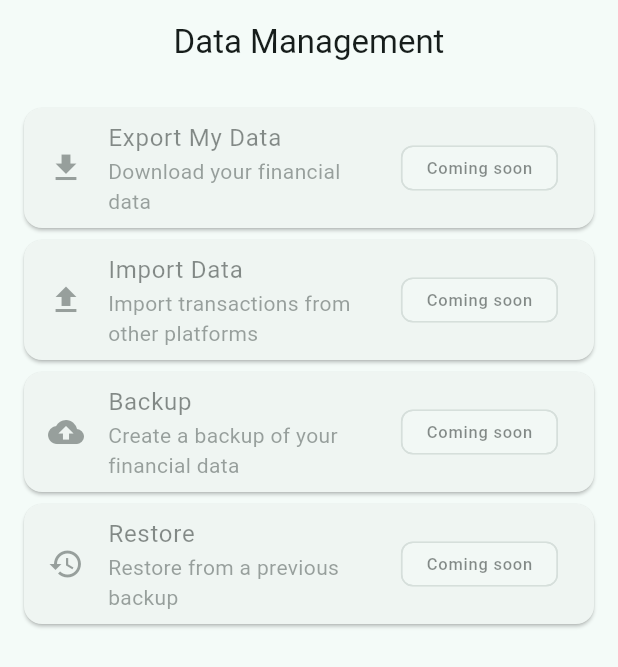
After one commit to gbkannan89/horizon, a Flutter app: the DataManagementPage screen opened by its route, on a phone screen of 412 x 824 dp. The commit adds this screen. Shown: the top 667 px of the screen. Run offline on Flutter 3.47's test engine with Material 3 defaults, Android fonts, the phone set to English and light mode, and no system bars; our stand-ins replace connectivity_plus, dio, fl_chart, flutter_markdown, flutter_riverpod, flutter_secure_storage and 1 more; accounts and stored records are empty; network calls fail.

Commit message:
feat: Milestone 8 Settings & Profile completion
- Privacy page: wired all toggle switches to backend, export shows coming soon,
  delete account calls authRepository.logout() then redirects
- Edit profile: added Date of Birth date picker
- New AI Settings page: provider selection from /ai/providers
- New Data Management page: coming soon cards for export/import/backup/restore
- Routes: /settings/ai, /settings/data

```diff
--- a/apps/mobile/lib/app/router.dart
+++ b/apps/mobile/lib/app/router.dart
@@ -25,6 +25,8 @@ import 'package:horizon_mobile/features/settings/pages/preferences_page.dart';
 import 'package:horizon_mobile/features/settings/pages/privacy_page.dart';
 import 'package:horizon_mobile/features/settings/pages/security_page.dart';
 import 'package:horizon_mobile/features/settings/pages/about_page.dart';
+import 'package:horizon_mobile/features/settings/pages/ai_settings_page.dart';
+import 'package:horizon_mobile/features/settings/pages/data_management_page.dart';
 import 'package:horizon_mobile/features/insights/pages/insights_page.dart';
 import 'package:horizon_mobile/features/insights/pages/insight_detail_page.dart';
 import 'package:horizon_mobile/features/notifications/pages/notifications_page.dart';
@@ -94,6 +96,8 @@ final routerProvider = Provider<GoRouter>((ref) {
       GoRoute(path: '/settings/privacy', builder: (_, __) => const PrivacyPage()),
       GoRoute(path: '/settings/security', builder: (_, __) => const SecurityPage()),
       GoRoute(path: '/settings/about', builder: (_, __) => const AboutPage()),
+      GoRoute(path: '/settings/ai', builder: (_, __) => const AiSettingsPage()),
+      GoRoute(path: '/settings/data', builder: (_, __) => const DataManagementPage()),
     ],
   );
 });
--- /dev/null
+++ b/apps/mobile/lib/features/settings/pages/data_management_page.dart
@@ -0,0 +1,37 @@
+import 'package:flutter/material.dart';
+import 'package:horizon_mobile/app/theme.dart';
+
+class DataManagementPage extends StatelessWidget {
+  const DataManagementPage({super.key});
+  @override
+  Widget build(BuildContext context) {
+    final theme = Theme.of(context);
+    return Scaffold(
+      appBar: AppBar(title: const Text('Data Management')),
+      body: ListView(
+        padding: const EdgeInsets.all(AppSpacing.md),
+        children: [
+          _card(theme, Icons.download, 'Export My Data', 'Download your financial data', 'Coming soon'),
+          _card(theme, Icons.upload, 'Import Data', 'Import transactions from other platforms', 'Coming soon'),
+          _card(theme, Icons.backup, 'Backup', 'Create a backup of your financial data', 'Coming soon'),
+          _card(theme, Icons.restore, 'Restore', 'Restore from a previous backup', 'Coming soon'),
+        ],
+      ),
+    );
+  }
+
+  Widget _card(ThemeData t, IconData icon, String title, String subtitle, String status) {
+    return Card(
+      margin: const EdgeInsets.only(bottom: AppSpacing.sm),
+      child: Opacity(
+        opacity: 0.5,
+        child: ListTile(
+          leading: Icon(icon),
+          title: Text(title),
+          subtitle: Text(subtitle),
+          trailing: Chip(label: Text(status, style: t.textTheme.labelSmall), visualDensity: VisualDensity.compact),
+        ),
+      ),
+    );
+  }
+}
```
Also changed, not shown: apps/mobile/lib/features/settings/pages/ai_settings_page.dart (added, +49 -0 lines), apps/mobile/lib/features/settings/pages/edit_profile_page.dart (+9 -1 lines), apps/mobile/lib/features/settings/pages/privacy_page.dart (+35 -19 lines).
